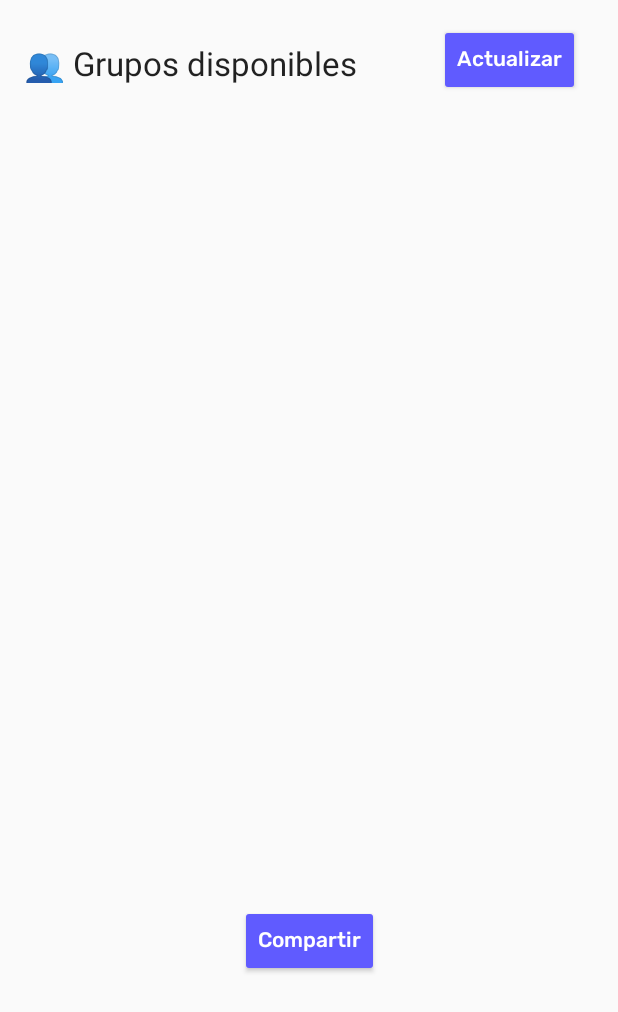
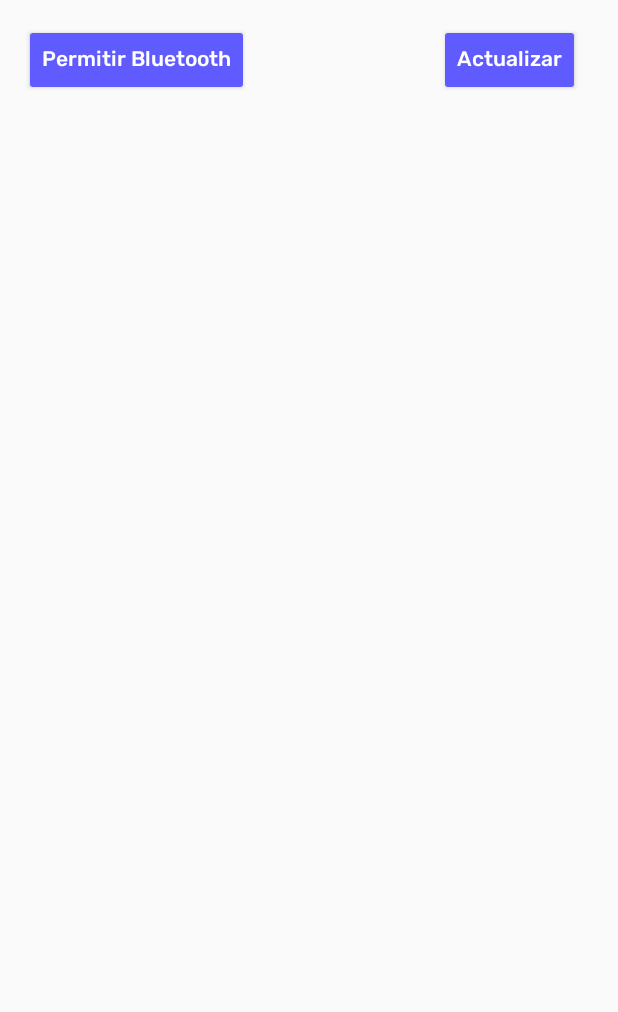
Before and after one commit to juangramirez/bluetooth, an Android app: the layout activity_main.xml on its own in the app's theme, with its tools: preview values and no code run, on a phone screen of 412 x 824 dp. Shown: the top 1012 px of the screen. Run offline under Robolectric (Android 15) with nearby library versions, the phone set to English and light mode, and no system bars.

```diff
--- a/Bluetree/app/src/main/java/com/bluetree/bluetree/GroupActivity.java
+++ b/Bluetree/app/src/main/java/com/bluetree/bluetree/GroupActivity.java
@@ -13,7 +13,7 @@ public class GroupActivity extends AppCompatActivity {
     @Override
     protected void onCreate(Bundle savedInstanceState) {
         super.onCreate(savedInstanceState);
-        setContentView(R.layout.activity_group);
+        setContentView(R.layout.activity_main);
 
         actualizar = findViewById(R.id.actualizar);
 
--- a/Bluetree/app/src/main/res/layout/activity_main.xml
+++ b/Bluetree/app/src/main/res/layout/activity_main.xml
@@ -3,8 +3,7 @@
     xmlns:app="http://schemas.android.com/apk/res-auto"
     xmlns:tools="http://schemas.android.com/tools"
     android:layout_width="match_parent"
-    android:layout_height="match_parent"
-    tools:context=".MainActivity">
+    android:layout_height="match_parent">
 
     <Button
         android:id="@+id/actualizar"
@@ -15,39 +14,24 @@
         android:backgroundTint="#605BFF"
         android:fontFamily="@font/rubik_medium"
         android:onClick="actualizarAccion"
-        android:text="Actualizar"
+        android:text="@string/actualizar"
         android:textAppearance="@style/TextAppearance.AppCompat.Small"
         android:textColor="#FFFFFF"
         app:layout_constraintEnd_toEndOf="parent"
         app:layout_constraintTop_toTopOf="parent" />
 
     <Button
-        android:id="@+id/actualizar2"
-        android:layout_width="wrap_content"
-        android:layout_height="wrap_content"
-        android:layout_marginStart="150dp"
-        android:layout_marginTop="550dp"
-        android:layout_marginEnd="150dp"
-        android:layout_marginBottom="119dp"
-        android:backgroundTint="#605BFF"
-        android:fontFamily="@font/rubik_medium"
-        android:onClick="actualizarAccion"
-        android:text="Compartir"
-        android:textAppearance="@style/TextAppearance.AppCompat.Small"
-        android:textColor="#FFFFFF"
-        app:layout_constraintBottom_toBottomOf="parent"
-        app:layout_constraintEnd_toEndOf="parent"
-        app:layout_constraintStart_toStartOf="parent"
-        app:layout_constraintTop_toTopOf="parent" />
-
-    <TextView
-        android:id="@+id/gruposDisponibles"
+        android:id="@+id/permitirBlu"
         android:layout_width="wrap_content"
         android:layout_height="wrap_content"
         android:layout_marginStart="16dp"
-        android:layout_marginTop="27dp"
-        android:text="👥 Grupos disponibles"
-        android:textAppearance="@style/TextAppearance.AppCompat.Large"
+        android:layout_marginTop="16dp"
+        android:backgroundTint="#605BFF"
+        android:fontFamily="@font/rubik_medium"
+        android:onClick="enableBluetooth"
+        android:text="@string/permitir_bluetooth"
+        android:textAppearance="@style/TextAppearance.AppCompat.Small"
+        android:textColor="#FFFFFF"
         app:layout_constraintStart_toStartOf="parent"
         app:layout_constraintTop_toTopOf="parent" />
 
--- a/Bluetree/app/src/main/res/values/strings.xml
+++ b/Bluetree/app/src/main/res/values/strings.xml
@@ -1,3 +1,5 @@
 <resources>
     <string name="app_name">Bluetree</string>
+    <string name="permitir_bluetooth">Permitir Bluetooth</string>
+    <string name="actualizar">Actualizar</string>
 </resources>
```
Also changed, not shown: Bluetree/app/src/main/java/com/bluetree/bluetree/MainActivity.java (+29 -5 lines), Bluetree/app/src/main/res/layout/activity_group.xml (deleted, +0 -38 lines).
